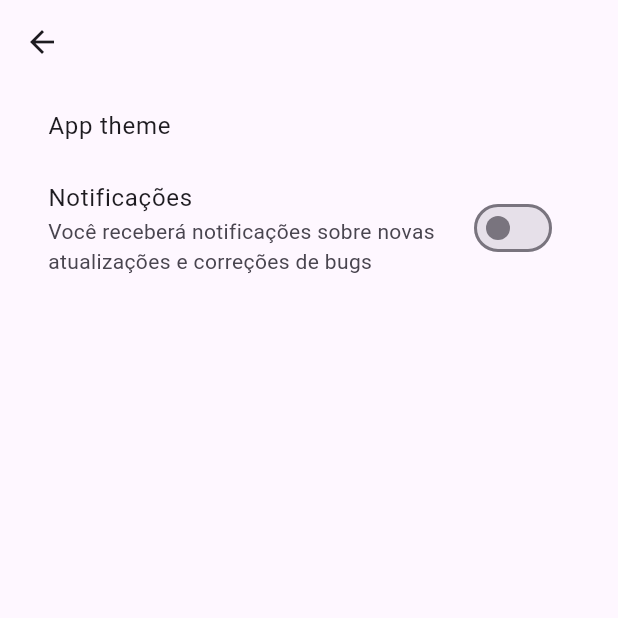
After one commit to LeonardoSarto/password-manager, a Flutter app: the Settings screen opened by its route, on a phone screen of 412 x 824 dp, the top half of it. The commit adds this screen. Run offline on Flutter 3.47's test engine with Material 2 defaults, Android fonts, the phone set to English and light mode, and no system bars; our stand-ins replace local_auth, sqflite; accounts and stored records are empty.

Commit message:
Added logo, settings page, drawer, edit password page

```diff
--- a/lib/database/interface/generic_dao.dart
+++ b/lib/database/interface/generic_dao.dart
@@ -1,6 +1,6 @@
 abstract class GenericDao<T, ID> {
   Future<T> save(T data);
-  Future<T> update(T data);
+  Future<ID> update(T data);
   Future<bool> delete(ID id);
   Future<T> read(ID id);
   Future<List<T>> readAll();
--- a/lib/main.dart
+++ b/lib/main.dart
@@ -22,8 +22,8 @@ class MyApp extends StatelessWidget {
     return MaterialApp(
       title: 'Flutter Demo',
       debugShowCheckedModeBanner: false,
-      themeMode: ThemeMode.system,
-      darkTheme: ThemeData.dark(useMaterial3: true),
+      themeMode: ThemeMode.light,
+      theme: ThemeData.light(useMaterial3: true),
       initialRoute: Routes.authCheck,
       routes: Routes.list,
     );
--- /dev/null
+++ b/lib/pages/settings.dart
@@ -0,0 +1,42 @@
+import 'package:flutter/material.dart';
+
+class Settings extends StatelessWidget {
+  const Settings({super.key});
+
+  @override
+  Widget build(BuildContext context) {
+    return Scaffold(
+      appBar: AppBar(),
+      body: Center(
+        child: Column(
+          children: [
+            MaterialButton(
+              onPressed: () {
+              },
+              child: ListTile(
+                title: Text("App theme"),
+                // subtitle: Text(themeNotifier.isDark
+                //     ? "Modo escuro"
+                //     : themeNotifier.isSystem
+                //         ? "Definido pelo sistema"
+                //         : "Modo claro"),
+              ),
+            ),
+            MaterialButton(
+              onPressed: () async {
+              },
+              child: ListTile(
+                title: Text("Notificações"),
+                subtitle: Text(
+                    "Você receberá notificações sobre novas atualizações e correções de bugs"),
+                trailing: Switch(
+                    onChanged: (value) {},
+                    value: false),
+              ),
+            ),
+          ],
+        ),
+      ),
+    );
+  }
+}
--- a/lib/routes/routes.dart
+++ b/lib/routes/routes.dart
@@ -1,7 +1,9 @@
 import 'package:flutter/material.dart';
 import 'package:gerador_senhas/pages/auth_check.dart';
 import 'package:gerador_senhas/pages/create_password.dart';
+import 'package:gerador_senhas/pages/edit_password.dart';
 import 'package:gerador_senhas/pages/home.dart';
+import 'package:gerador_senhas/pages/settings.dart';
 
 class Routes {
   static Map<String, Widget Function(BuildContext)> list =
@@ -9,9 +11,17 @@ class Routes {
     "/home": (_) => const Home(),
     "/auth-check": (_) => const AuthCheck(),
     "/create-password": (_) => const CreatePassword(),
+    "/edit-password": (_) => const EditPassword(),
+    "/settings": (_) => const Settings(),
   };
 
   static const String authCheck = "/auth-check";
 
   static const String home = "/home";
+
+  static const String createPassword = "/create-password";
+
+  static const String editPassword = "/edit-password";
+
+  static const String settings = "/settings";
 }
--- a/pubspec.yaml
+++ b/pubspec.yaml
@@ -38,6 +38,7 @@ dependencies:
   local_auth: ^2.1.6
   provider: ^6.0.5
   sqflite: ^2.2.8+4
+  shared_preferences: ^2.1.2
 
 dev_dependencies:
   flutter_test:
@@ -62,9 +63,8 @@ flutter:
   uses-material-design: true
 
   # To add assets to your application, add an assets section, like this:
-  # assets:
-  #   - images/a_dot_burr.jpeg
-  #   - images/a_dot_ham.jpeg
+  assets:
+    - assets/images/logo.jpeg
 
   # An image asset can refer to one or more resolution-specific "variants", see
   # https://flutter.dev/assets-and-images/#resolution-aware
```
Also changed, not shown: lib/database/sqlite/dao/password_dao.dart (+4 -4 lines), lib/pages/auth_check.dart (+15 -15 lines), lib/pages/create_password.dart (+21 -29 lines), lib/pages/edit_password.dart (added, +71 -0 lines), lib/pages/home.dart (+51 -22 lines), assets/images/logo.jpeg (added), pubspec.lock, 2 other files.
